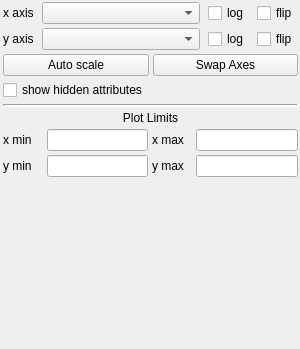
Qt form glue/qt/ui/scatterwidget.ui (glue-viz/glue) before a commit.
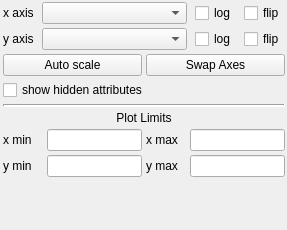
The same form after that commit.

Patch:
```diff
--- a/glue/qt/ui/scatterwidget.ui
+++ b/glue/qt/ui/scatterwidget.ui
@@ -6,8 +6,8 @@
    <rect>
     <x>0</x>
     <y>0</y>
-    <width>300</width>
-    <height>349</height>
+    <width>287</width>
+    <height>230</height>
    </rect>
   </property>
   <property name="baseSize">
```
